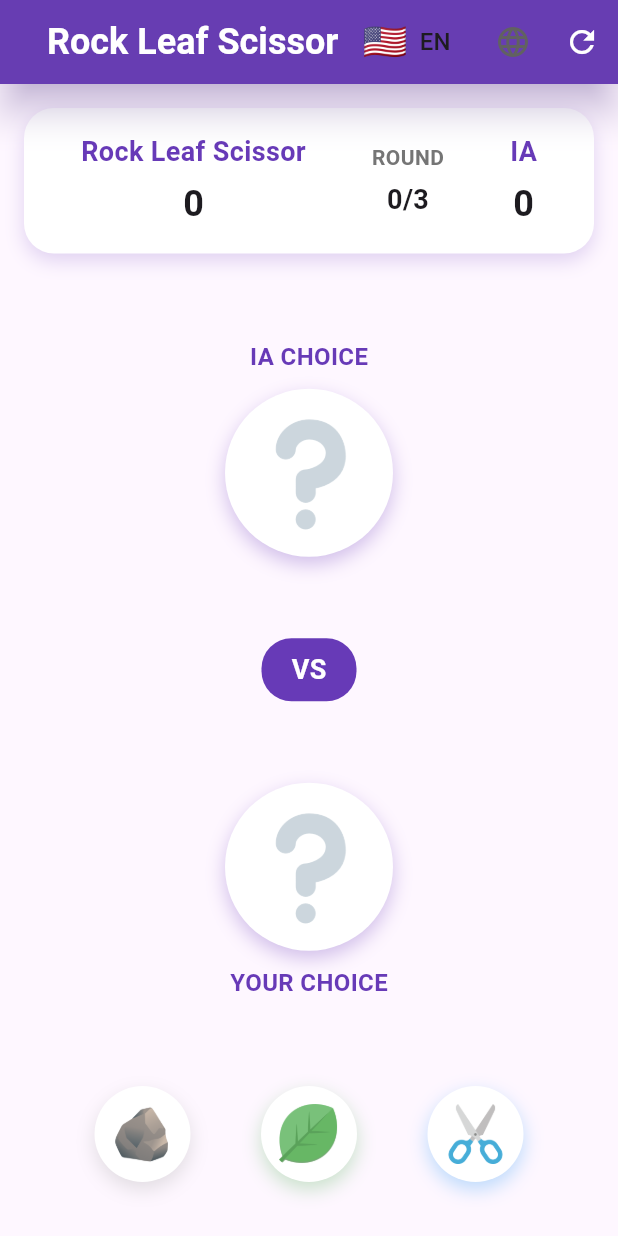
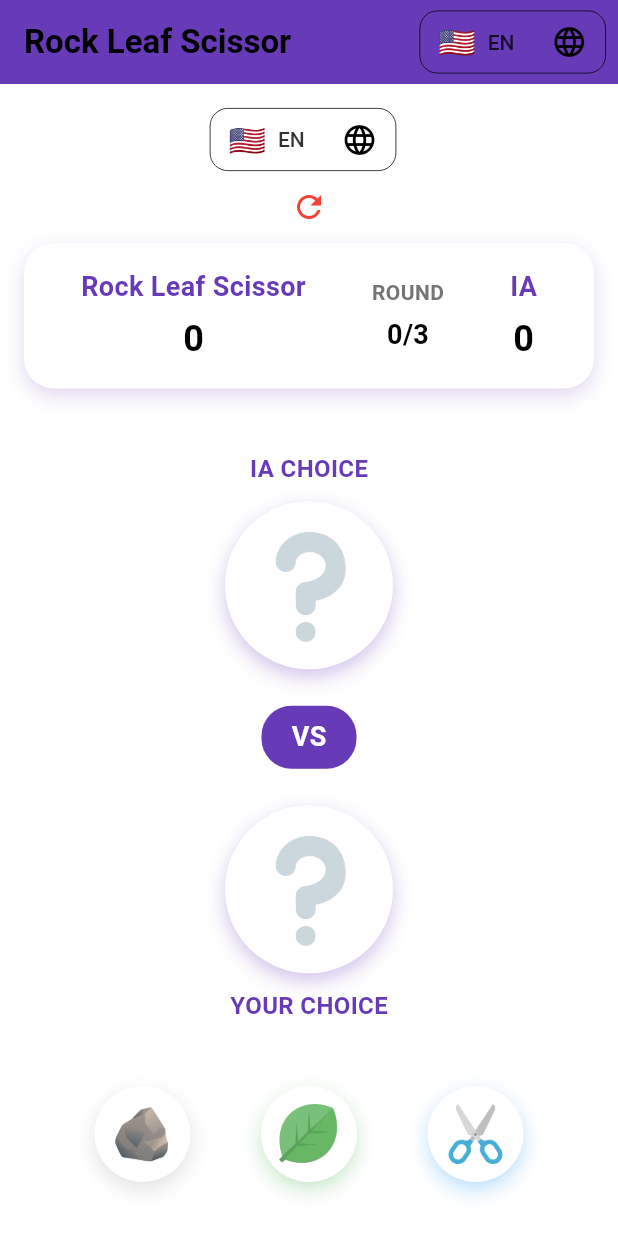
Before and after one commit to dididnk/rock_paper_scissor, a Flutter app: the screen it shows after launch, on a phone screen of 412 x 824 dp. Run offline on Flutter 3.47's test engine with Material 3 defaults, Android fonts, the phone set to English and light mode, and no system bars.

Commit message:
add theme provider and update app color

```diff
--- a/rock_leaf_scissor/lib/main.dart
+++ b/rock_leaf_scissor/lib/main.dart
@@ -5,6 +5,8 @@ import 'package:rock_leaf_scissor/l10n/app_localizations.dart';
 import 'package:rock_leaf_scissor/l10n/l10n.dart';
 import 'package:rock_leaf_scissor/pages/home_page.dart';
 import 'package:rock_leaf_scissor/providers/local_provider.dart';
+import 'package:rock_leaf_scissor/utils/global_constances.dart';
+import 'package:rock_leaf_scissor/utils/theme/app_theme.dart';
 
 void main() {
   runApp(
@@ -23,7 +25,7 @@ class MyApp extends StatelessWidget {
     final localeProvider = Provider.of<LocaleProvider>(context);
 
     return MaterialApp(
-      title: 'Rock Leaf Scissor',
+      title: appName,
       debugShowCheckedModeBanner: false,
       supportedLocales: L10n.all,
       locale: localeProvider.locale,
@@ -33,11 +35,9 @@ class MyApp extends StatelessWidget {
         GlobalWidgetsLocalizations.delegate,
         GlobalCupertinoLocalizations.delegate,
       ],
-      theme: ThemeData(
-        colorScheme: ColorScheme.fromSeed(
-          seedColor: Colors.deepPurple,
-        ),
-      ),
+      theme: AppTheme.lightTheme,
+      darkTheme: AppTheme.darkTheme,
+      themeMode: ThemeMode.system,
       home: const HomePage(),
     );
   }
--- a/rock_leaf_scissor/lib/pages/home_page.dart
+++ b/rock_leaf_scissor/lib/pages/home_page.dart
@@ -69,8 +69,8 @@ class _HomePageState extends State<HomePage>
       iaScore = 0;
       userChoice = "";
       iaChoice = "";
-      userChoiceImage = defaultImage;
-      iaChoiceImage = defaultImage;
+      userChoiceImage = questionImageUrl;
+      iaChoiceImage = questionImageUrl;
       finalResult = "";
       isGameEnd = false;
       _showResult = false;
@@ -94,17 +94,17 @@ class _HomePageState extends State<HomePage>
     if (choice == rock) {
       setState(() {
         userChoice = rock;
-        userChoiceImage = rockImage;
+        userChoiceImage = rockImageUrl;
       });
     } else if (choice == leaf) {
       setState(() {
         userChoice = leaf;
-        userChoiceImage = leafImage;
+        userChoiceImage = leafImageUrl;
       });
     } else {
       setState(() {
         userChoice = scissor;
-        userChoiceImage = scissorImage;
+        userChoiceImage = scissorImageUrl;
       });
     }
   }
@@ -116,17 +116,17 @@ class _HomePageState extends State<HomePage>
     if (iaValue == 0) {
       setState(() {
         iaChoice = rock;
-        iaChoiceImage = rockImage;
+        iaChoiceImage = rockImageUrl;
       });
     } else if (iaValue == 1) {
       setState(() {
         iaChoice = leaf;
-        iaChoiceImage = leafImage;
+        iaChoiceImage = leafImageUrl;
       });
     } else {
       setState(() {
         iaChoice = scissor;
-        iaChoiceImage = scissorImage;
+        iaChoiceImage = scissorImageUrl;
       });
     }
   }
@@ -226,7 +226,6 @@ class _HomePageState extends State<HomePage>
   Widget build(BuildContext context) {
     final l10n = AppLocalizations.of(context)!;
 
-
     Column iaChoiceWidget() {
       return Column(
         children: [
@@ -295,19 +294,19 @@ class _HomePageState extends State<HomePage>
         children: [
           CustomButton(
             choice: rock,
-            image: rockImage,
+            image: rockImageUrl,
             color: Colors.grey,
             onTap: () => onButtonPressed(rock),
           ),
           CustomButton(
             choice: leaf,
-            image: leafImage,
+            image: leafImageUrl,
             color: Colors.green,
             onTap: () => onButtonPressed(leaf),
           ),
           CustomButton(
             choice: scissor,
-            image: scissorImage,
+            image: scissorImageUrl,
             color: Colors.blue,
             onTap: () => onButtonPressed(scissor),
           ),
@@ -349,24 +348,11 @@ class _HomePageState extends State<HomePage>
       appBar: AppBar(
         title: Text(
           l10n.appTitle,
-          style: TextStyle(
-            color: Colors.white,
-            fontSize: 24,
-            fontWeight: FontWeight.bold,
-          ),
+          style: Theme.of(
+            context,
+          ).textTheme.titleLarge?.copyWith(fontWeight: FontWeight.bold),
         ),
-        centerTitle: true,
-        actions: [
-          LanguageWidget(),
-          const SizedBox(width: 10),
-          IconButton(
-            icon: const Icon(Icons.refresh, size: 24.0, color: Colors.white),
-            onPressed: resetGame,
-          ),
-        ],
-        backgroundColor: Colors.deepPurple,
-        elevation: 10,
-        shadowColor: Colors.deepPurple.withValues(alpha: 0.5),
+        actions: [LanguageWidget()],
       ),
       body: SafeArea(
         child: Padding(
@@ -374,6 +360,17 @@ class _HomePageState extends State<HomePage>
           child: Column(
             crossAxisAlignment: CrossAxisAlignment.center,
             children: [
+              // header
+              LanguageWidget(),
+              const SizedBox(width: 10),
+              IconButton(
+                icon: const Icon(
+                  Icons.refresh,
+                  size: 24.0,
+                  color: Colors.red,
+                ),
+                onPressed: resetGame,
+              ),
               // Score Board
               ScoreBoardWidget(
                 userScore: userScore,
--- a/rock_leaf_scissor/lib/utils/global_constances.dart
+++ b/rock_leaf_scissor/lib/utils/global_constances.dart
@@ -1,11 +1,13 @@
-const rock = "rock";
-const leaf = "leaf";
-const scissor = "scissor";
+const String appName = "Rock Leaf Scissor";
 
-const iaImage = "assets/images/ia.png";
-const userImage = "assets/images/user.png";
+const String rock = "rock";
+const String leaf = "leaf";
+const String scissor = "scissor";
 
-const defaultImage = "assets/images/question.png";
-const rockImage = "assets/images/rock.png";
-const leafImage = "assets/images/leaf.png";
-const scissorImage = "assets/images/scissor.png";
+const String rockImageUrl = "assets/images/rock.png";
+const String leafImageUrl = "assets/images/leaf.png";
+const String scissorImageUrl = "assets/images/scissor.png";
+
+const String iaProfileUrl = "assets/images/ia.png";
+const String userProfileUrl = "assets/images/user.png";
+const String questionImageUrl = "assets/images/question.png";
--- /dev/null
+++ b/rock_leaf_scissor/lib/utils/theme/app_colors.dart
@@ -0,0 +1,27 @@
+import 'package:flutter/material.dart';
+
+// === Main color (branding) ===
+const primaryColor = Colors.deepPurple;
+
+// === Complementary colors ===
+const secondaryColor = Color(0xFF7c4dff);
+const errorColor = Color(0xFFe53935);
+
+// === Light Theme ===
+const backgroundColorLight = Color(0xFFFFFFFF);
+const onBackgroundLight = Color(0xFF1A1A1A);
+const onPrimaryColorLight = Color(0xFFFFFFFF);
+
+// === Dark Theme ===
+const backgroundColorDark = Color(0xFF121212);
+const onBackgroundDark = Color(0xFFEAEAEA);
+const onPrimaryColorDark = Color(0xFF1A1A1A);
+
+// === Status / Feedback Colors ===
+const redColor = Color(0xFFD32F2F);
+const greenColor = Color(0xFF43A047);
+const yellowColor = Color(0xFFFBC02D);
+const blueColor = Color(0xFF1E88E5);
+const purpleColor = Color(0xFF8E24AA);
+const greyColor = Color(0xFF9E9E9E);
+const infoColor = Color(0xFF29B6F6);
--- /dev/null
+++ b/rock_leaf_scissor/lib/utils/theme/app_theme.dart
@@ -0,0 +1,40 @@
+import 'package:flutter/material.dart';
+import 'app_colors.dart';
+
+class AppTheme {
+  // === Light Theme ===
+  static final lightTheme = ThemeData(
+    brightness: Brightness.light,
+    colorScheme: ColorScheme.light(
+      primary: primaryColor,
+      secondary: secondaryColor,
+      error: errorColor,
+      background: backgroundColorLight,
+      onBackground: onBackgroundLight,
+      onPrimary: onPrimaryColorLight,
+    ),
+    scaffoldBackgroundColor: backgroundColorLight,
+    appBarTheme: const AppBarTheme(
+      backgroundColor: primaryColor,
+      foregroundColor: onPrimaryColorLight,
+    ),
+  );
+
+  // === Dark Theme ===
+  static final darkTheme = ThemeData(
+    brightness: Brightness.dark,
+    colorScheme: ColorScheme.dark(
+      primary: primaryColor,
+      secondary: secondaryColor,
+      error: errorColor,
+      background: backgroundColorDark,
+      onBackground: onBackgroundDark,
+      onPrimary: onPrimaryColorDark,
+    ),
+    scaffoldBackgroundColor: backgroundColorDark,
+    appBarTheme: const AppBarTheme(
+      backgroundColor: primaryColor,
+      foregroundColor: onPrimaryColorDark,
+    ),
+  );
+}
--- a/rock_leaf_scissor/lib/widgets/language_widget.dart
+++ b/rock_leaf_scissor/lib/widgets/language_widget.dart
@@ -15,20 +15,54 @@ class LanguageWidget extends StatelessWidget {
       currentLocale = L10n.all.first;
     }
 
-    return DropdownButtonHideUnderline(
+    return Container(
+      margin: const EdgeInsets.only(right: 8.0),
+      height: 42.0,
+      padding: const EdgeInsets.symmetric(horizontal: 12.0),
+      decoration: BoxDecoration(
+        borderRadius: BorderRadius.circular(12),
+        border: Border.all(
+          color: Theme.of(context).colorScheme.onSecondary,
+          width: 0.5,
+        ),
+      ),
+      child: DropdownButtonHideUnderline(
         child: DropdownButton<Locale>(
           value: currentLocale,
-        icon: const Icon(Icons.language),
+          elevation: 8,
+          borderRadius: BorderRadius.circular(12),
+          icon: Icon(
+            Icons.language,
+            color: Theme.of(context).colorScheme.onSecondary,
+            size: 24,
+          ),
+          dropdownColor: Theme.of(context).colorScheme.surface,
+          style: TextStyle(
+            color: Theme.of(context).colorScheme.onSurface,
+            fontWeight: FontWeight.w500,
+          ),
           items: L10n.all.map((locale) {
             final flag = L10n.getFlag(locale.languageCode);
             return DropdownMenuItem(
               value: locale,
+              child: Container(
+                padding: const EdgeInsets.symmetric(vertical: 4),
                 child: Row(
+                  mainAxisAlignment: MainAxisAlignment.center,
                   children: [
-                Text(flag, style: const TextStyle(fontSize: 24)),
+                    Text(flag, style: const TextStyle(fontSize: 20)),
                     const SizedBox(width: 8),
-                Text(locale.languageCode.toUpperCase()),
+                    Text(
+                      locale.languageCode.toUpperCase(),
+                      style: TextStyle(
+                        fontSize: 14,
+                        color: Theme.of(
+                          context,
+                        ).colorScheme.onSurface.withValues(alpha: 0.8),
+                      ),
+                    ),
                   ],
+                ),
               ),
             );
           }).toList(),
@@ -38,6 +72,7 @@ class LanguageWidget extends StatelessWidget {
             }
           },
         ),
+      ),
     );
   }
 }
```
Lines whose indentation alone changed are shown as unchanged.
